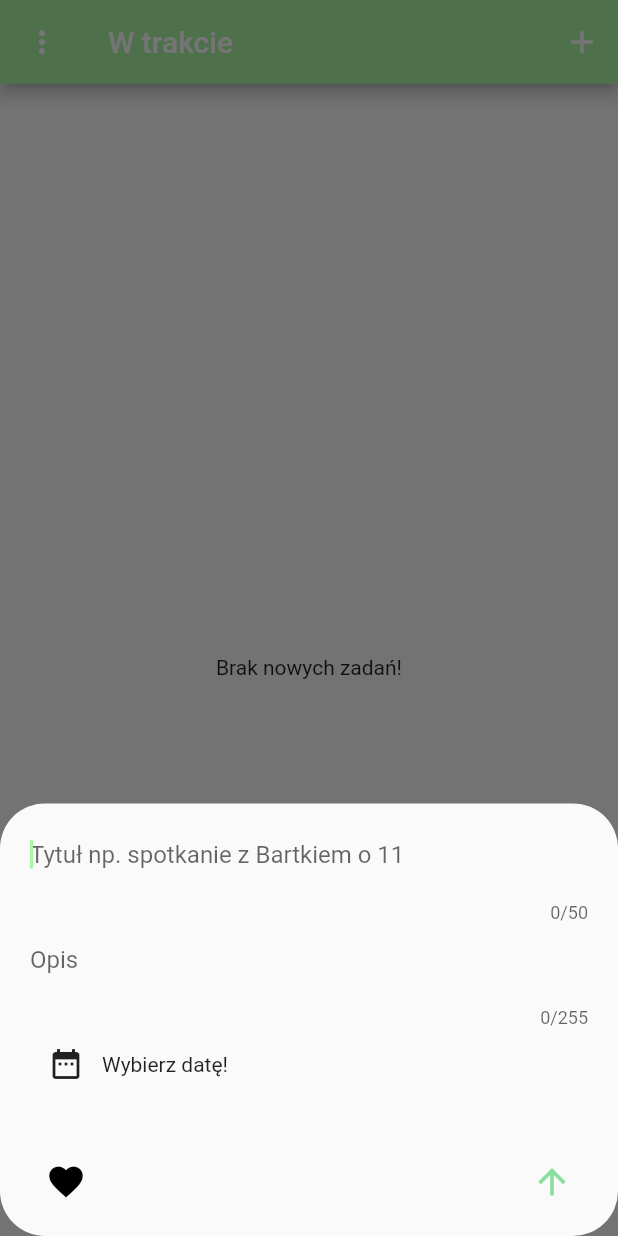
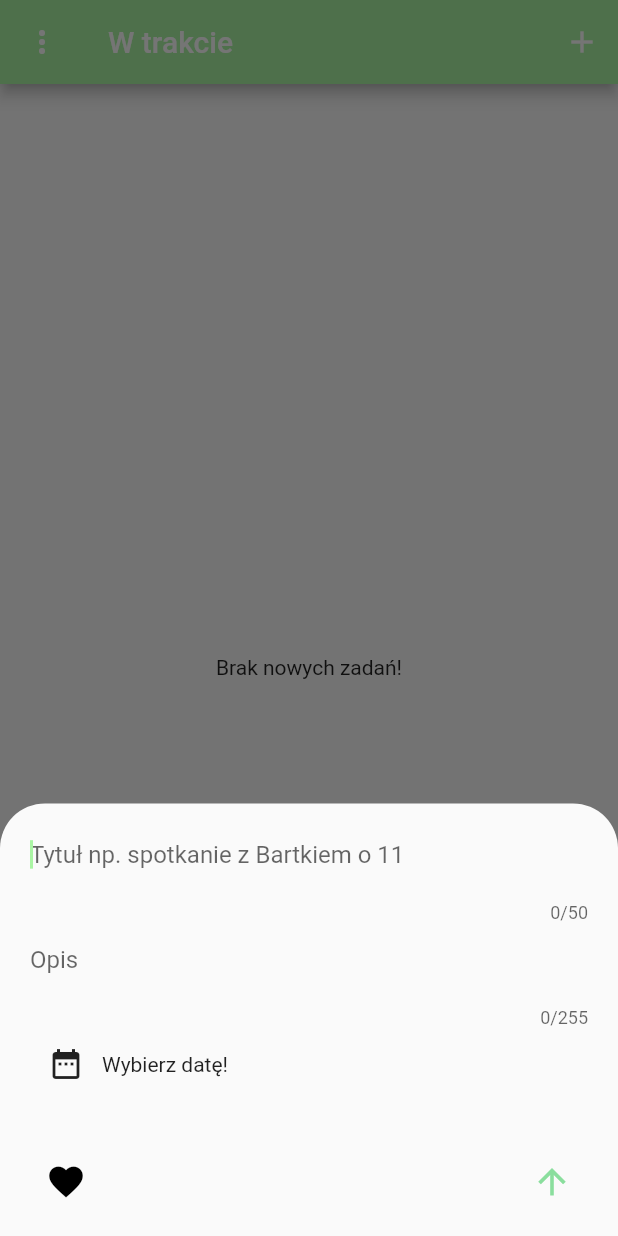
Before and after one commit to andrz3j3k/ToDoList, a Flutter app: the screen it shows after launch, after a tap on the "add" icon, on a phone screen of 412 x 824 dp. Run offline on Flutter 3.47's test engine with Material 2 defaults, Android fonts, the phone set to English and light mode, and no system bars; our stand-ins replace bloc, equatable, flutter_bloc.

Commit message:
Replace screenshot

```diff
--- a/lib/main.dart
+++ b/lib/main.dart
@@ -64,8 +64,11 @@ class _HomePageState extends State<HomePage> {
           IconButton(
               onPressed: () {
                 showModalBottomSheet(
-                  shape: RoundedRectangleBorder(
-                      borderRadius: BorderRadius.circular(30)),
+                  shape: const RoundedRectangleBorder(
+                      borderRadius: BorderRadius.only(
+                    topLeft: Radius.circular(30),
+                    topRight: Radius.circular(30),
+                  )),
                   context: context,
                   builder: (context) {
                     return Padding(
```
Also changed, not shown: 4 other files.
